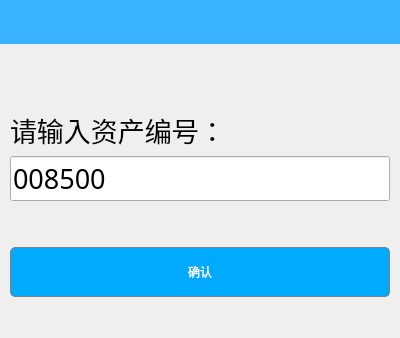
Above: pages/AssetQuery.ui from wps139hf/app before the change; both pictures show x 0 to 400 and y 0 to 338 of the 400 by 600 pixel window. Below: the same form after it.
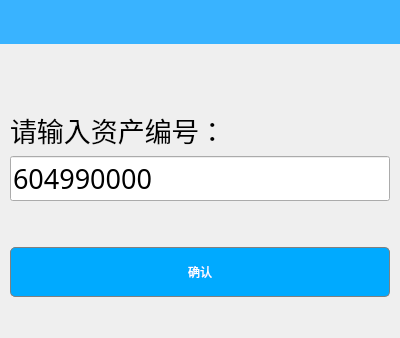
That is the form after the change. Custom widgets are drawn as their Qt base class.

Patch:
```diff
--- a/pages/AssetQuery.ui
+++ b/pages/AssetQuery.ui
@@ -75,7 +75,7 @@
         </font>
        </property>
        <property name="text">
-        <string>008500</string>
+        <string>604990000</string>
        </property>
       </widget>
      </item>
```
